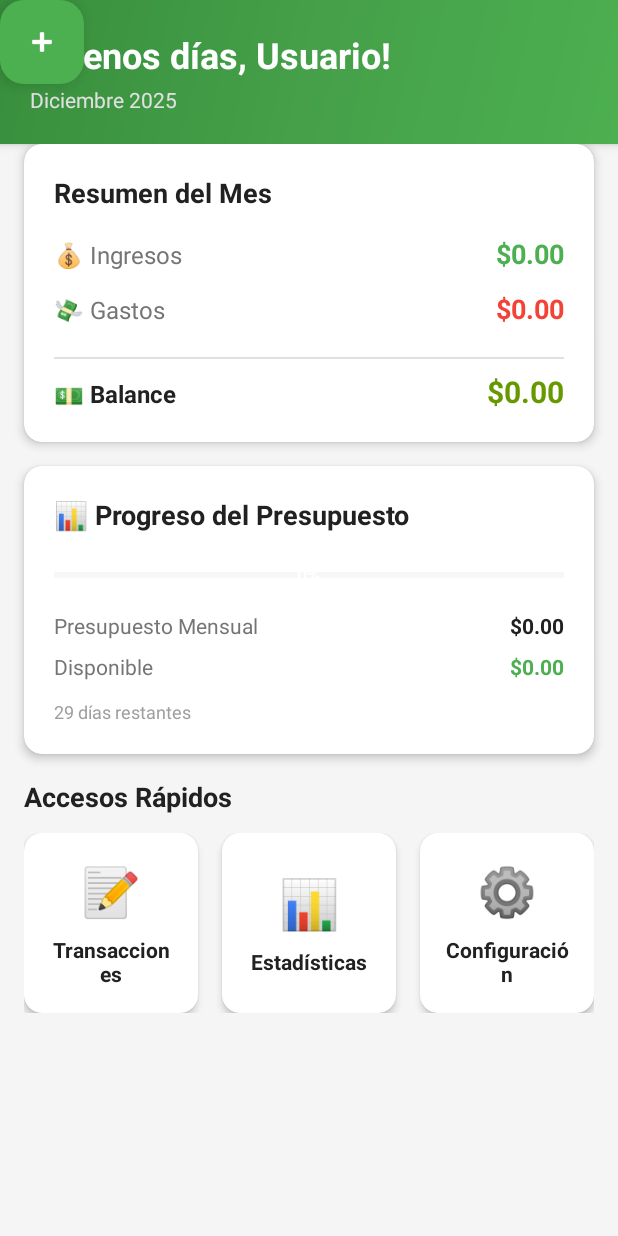
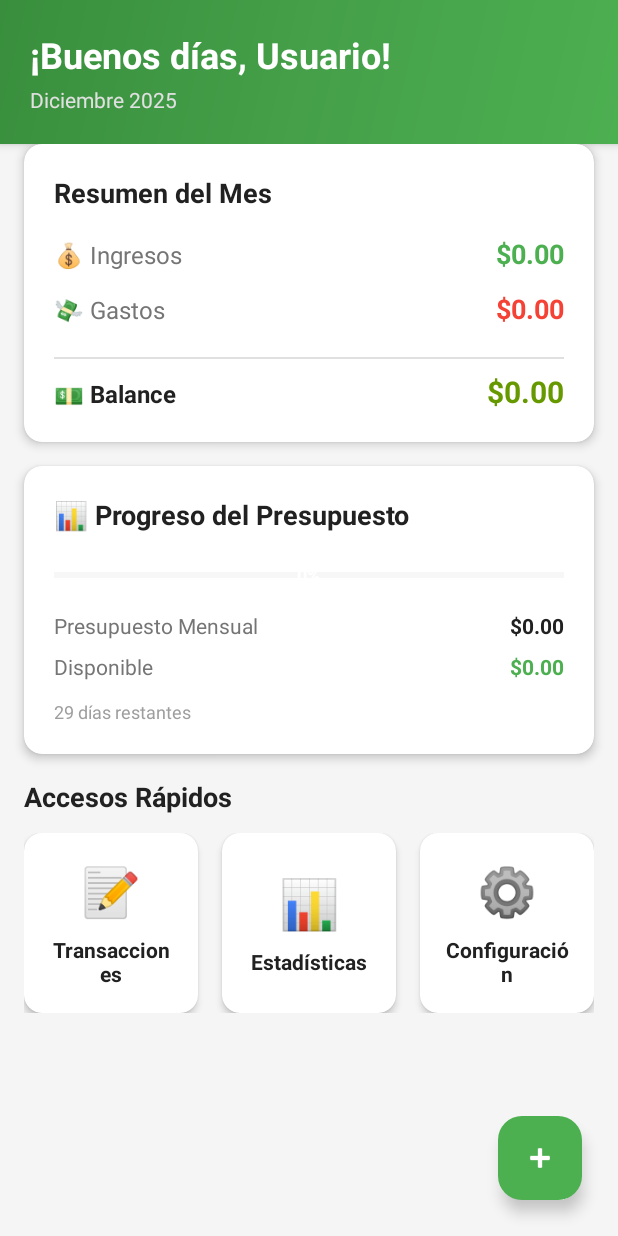
Before and after one commit to damian1-17/Examen_001, an Android app: the MainActivity screen opened directly, with no data from a screen before it, on a phone screen of 412 x 824 dp. Run offline under Robolectric (Android 15) with nearby library versions, the phone set to English and light mode, and no system bars.

Commit message:
Correcciones al botón de agregar transacción

```diff
--- a/app/src/main/java/com/example/examen_001/activities/MainActivity.java
+++ b/app/src/main/java/com/example/examen_001/activities/MainActivity.java
@@ -32,8 +32,6 @@ import java.util.Locale;
 
 public class MainActivity extends AppCompatActivity {
 
-
-
     // Views principales
     private TextView tvUserGreeting;
     private TextView tvCurrentMonth;
@@ -60,19 +58,10 @@ public class MainActivity extends AppCompatActivity {
     private int monthStartDay = 1;
     private int alertThreshold = 80;
 
-
-
     @Override
     protected void onCreate(Bundle savedInstanceState) {
-
         super.onCreate(savedInstanceState);
-        EdgeToEdge.enable(this);
         setContentView(R.layout.activity_main);
-        ViewCompat.setOnApplyWindowInsetsListener(findViewById(R.id.main), (v, insets) -> {
-            Insets systemBars = insets.getInsets(WindowInsetsCompat.Type.systemBars());
-            v.setPadding(systemBars.left, systemBars.top, systemBars.right, systemBars.bottom);
-            return insets;
-        });
 
         dbHelper = new DatabaseHelper(this);
 
@@ -80,7 +69,6 @@ public class MainActivity extends AppCompatActivity {
         loadUserConfiguration();
         loadDashboardData();
         setupClickListeners();
-
     }
 
     /**
@@ -304,9 +292,8 @@ public class MainActivity extends AppCompatActivity {
         fabAddTransaction.setOnClickListener(new View.OnClickListener() {
             @Override
             public void onClick(View v) {
-                // TODO: Abrir formulario de transacción
-                // Intent intent = new Intent(MainActivity.this, AddTransactionActivity.class);
-                // startActivity(intent);
+                Intent intent = new Intent(MainActivity.this, AddTransactionActivity.class);
+                startActivityForResult(intent, 1);
             }
         });
 
@@ -349,6 +336,15 @@ public class MainActivity extends AppCompatActivity {
     }
 
     @Override
+    protected void onActivityResult(int requestCode, int resultCode, Intent data) {
+        super.onActivityResult(requestCode, resultCode, data);
+        if (requestCode == 1 && resultCode == RESULT_OK) {
+            // Recargar datos después de agregar/editar transacción
+            loadDashboardData();
+        }
+    }
+
+    @Override
     protected void onDestroy() {
         super.onDestroy();
         if (dbHelper != null) {
--- a/app/src/main/res/layout/activity_main.xml
+++ b/app/src/main/res/layout/activity_main.xml
@@ -1,5 +1,5 @@
 <?xml version="1.0" encoding="utf-8"?>
-<androidx.constraintlayout.widget.ConstraintLayout xmlns:android="http://schemas.android.com/apk/res/android"
+<androidx.coordinatorlayout.widget.CoordinatorLayout xmlns:android="http://schemas.android.com/apk/res/android"
     xmlns:app="http://schemas.android.com/apk/res-auto"
     xmlns:tools="http://schemas.android.com/tools"
     android:id="@+id/main"
@@ -447,5 +447,6 @@
         app:srcCompat="@android:drawable/ic_input_add"
         app:backgroundTint="#4CAF50"
         app:tint="#FFFFFF"
-        app:elevation="6dp" />
-</androidx.constraintlayout.widget.ConstraintLayout>
+        app:elevation="6dp"
+        />
+</androidx.coordinatorlayout.widget.CoordinatorLayout>
```
Also changed, not shown: app/src/main/AndroidManifest.xml (+9 -0 lines).
